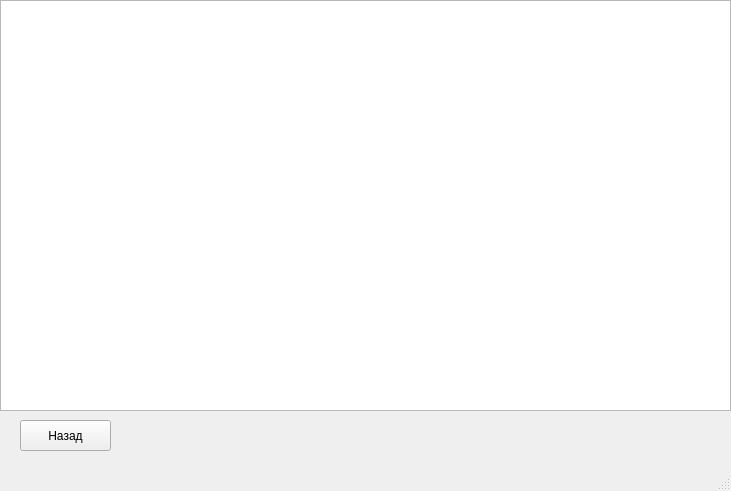
Above: data/ui_files/notebook_screen.ui from Gelzy788/DnD-Helper before the change. Below: the same form after it.
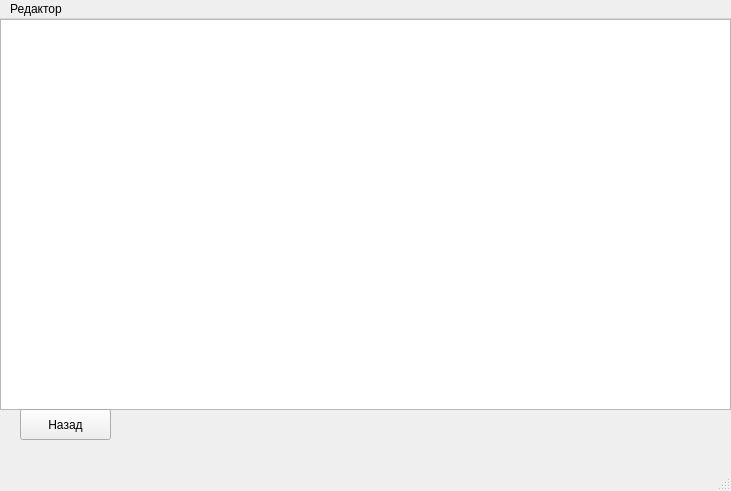
That is the form after the change.

What changed in the file:
```diff
--- a/data/ui_files/notebook_screen.ui
+++ b/data/ui_files/notebook_screen.ui
@@ -20,7 +20,7 @@
       <x>0</x>
       <y>0</y>
       <width>731</width>
-      <height>411</height>
+      <height>391</height>
      </rect>
     </property>
     <layout class="QVBoxLayout" name="verticalLayout_2">
@@ -37,7 +37,7 @@
     <property name="geometry">
      <rect>
       <x>20</x>
-      <y>420</y>
+      <y>390</y>
       <width>91</width>
       <height>31</height>
      </rect>
@@ -56,6 +56,13 @@
      <height>22</height>
     </rect>
    </property>
+   <widget class="QMenu" name="menu">
+    <property name="title">
+     <string>Редактор</string>
+    </property>
+    <addaction name="save_btn"/>
+   </widget>
+   <addaction name="menu"/>
   </widget>
   <widget class="QStatusBar" name="statusbar"/>
  </widget>
```
Left out of the diff: 5 changed lines with no effect on the pictures.
